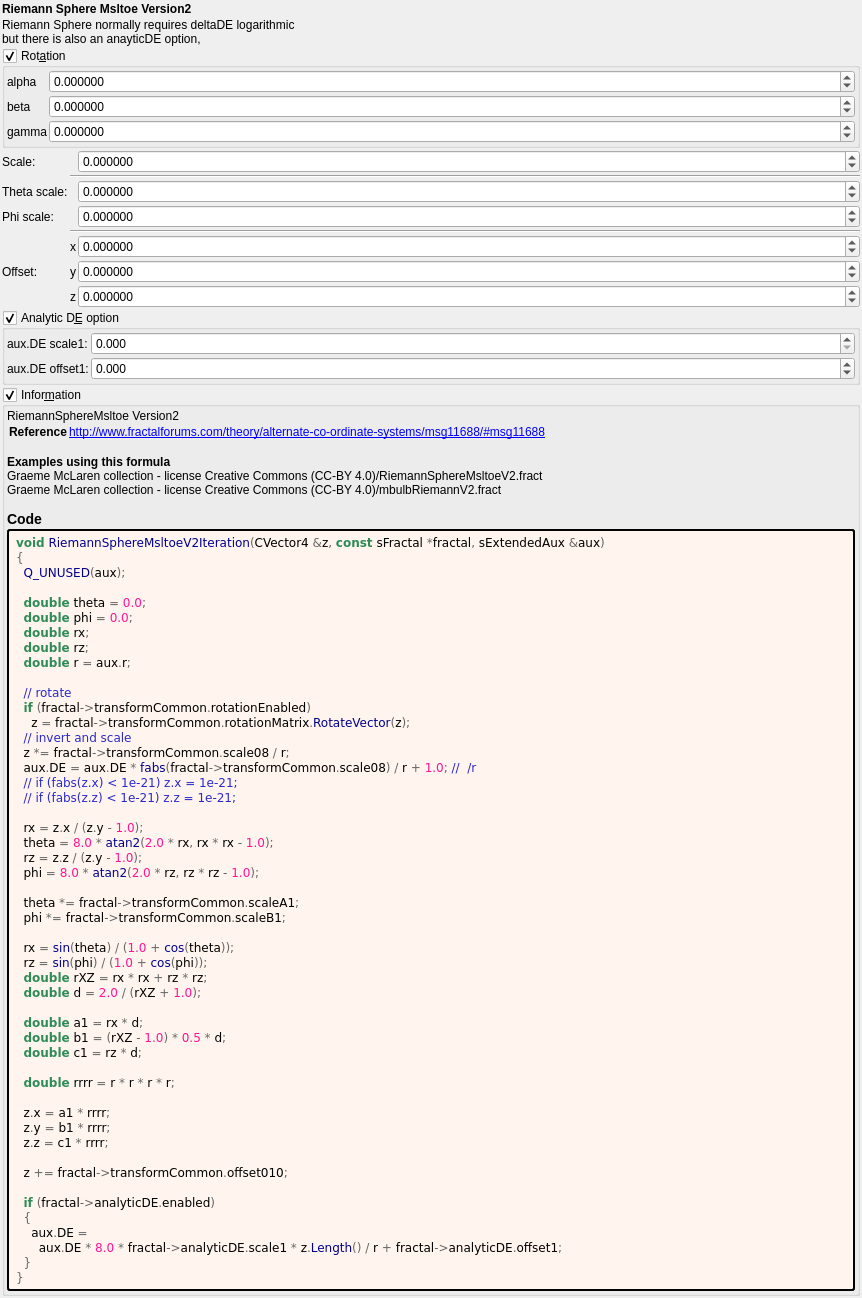
This is mandelbulber2/formula/ui/riemann_sphere_msltoe_v2.ui in buddhi1980/mandelbulber2 as Qt 5 draws it before an edit. The edited form follows.
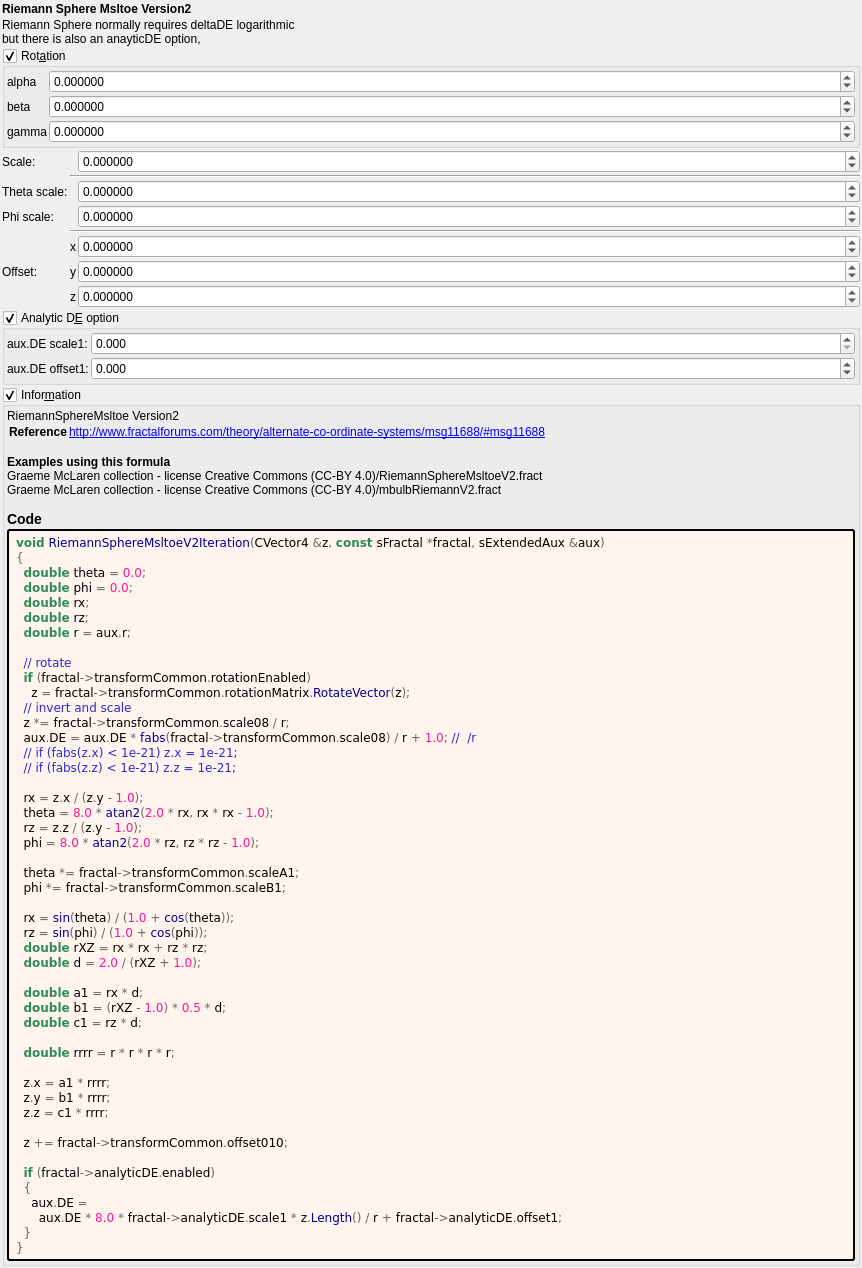
This is the edited form. Custom widgets are drawn as their Qt base class.

Diff of the .ui file:
```diff
--- a/mandelbulber2/formula/ui/riemann_sphere_msltoe_v2.ui
+++ b/mandelbulber2/formula/ui/riemann_sphere_msltoe_v2.ui
@@ -590,8 +590,6 @@
          <string notr="true">&lt;body style=&quot;background-color:#fff5ee&quot;&gt;
 &lt;pre style=&quot;color:#000000; background-color:#fff5ee;  font-family:'Courier New',monospace;&quot;&gt;&lt;span style=&quot;color:#2e8b57; font-weight:bold&quot;&gt;void&lt;/span&gt; &lt;span style=&quot;color:#00008f&quot;&gt;RiemannSphereMsltoeV2Iteration&lt;/span&gt;&lt;span style=&quot;color:#676767&quot;&gt;(&lt;/span&gt;CVector4 &lt;span style=&quot;color:#676767&quot;&gt;&amp;amp;&lt;/span&gt;z&lt;span style=&quot;color:#676767&quot;&gt;,&lt;/span&gt; &lt;span style=&quot;color:#2e8b57; font-weight:bold&quot;&gt;const&lt;/span&gt; sFractal &lt;span style=&quot;color:#676767&quot;&gt;*&lt;/span&gt;fractal&lt;span style=&quot;color:#676767&quot;&gt;,&lt;/span&gt; sExtendedAux &lt;span style=&quot;color:#676767&quot;&gt;&amp;amp;&lt;/span&gt;aux&lt;span style=&quot;color:#676767&quot;&gt;)&lt;/span&gt;
 &lt;span style=&quot;color:#676767&quot;&gt;{&lt;/span&gt;
-  &lt;span style=&quot;color:#00008f&quot;&gt;Q_UNUSED&lt;/span&gt;&lt;span style=&quot;color:#676767&quot;&gt;(&lt;/span&gt;aux&lt;span style=&quot;color:#676767&quot;&gt;);&lt;/span&gt;
-
   &lt;span style=&quot;color:#2e8b57; font-weight:bold&quot;&gt;double&lt;/span&gt; theta &lt;span style=&quot;color:#676767&quot;&gt;=&lt;/span&gt; &lt;span style=&quot;color:#ff1493&quot;&gt;0.0&lt;/span&gt;&lt;span style=&quot;color:#676767&quot;&gt;;&lt;/span&gt;
   &lt;span style=&quot;color:#2e8b57; font-weight:bold&quot;&gt;double&lt;/span&gt; phi &lt;span style=&quot;color:#676767&quot;&gt;=&lt;/span&gt; &lt;span style=&quot;color:#ff1493&quot;&gt;0.0&lt;/span&gt;&lt;span style=&quot;color:#676767&quot;&gt;;&lt;/span&gt;
   &lt;span style=&quot;color:#2e8b57; font-weight:bold&quot;&gt;double&lt;/span&gt; rx&lt;span style=&quot;color:#676767&quot;&gt;;&lt;/span&gt;
```
